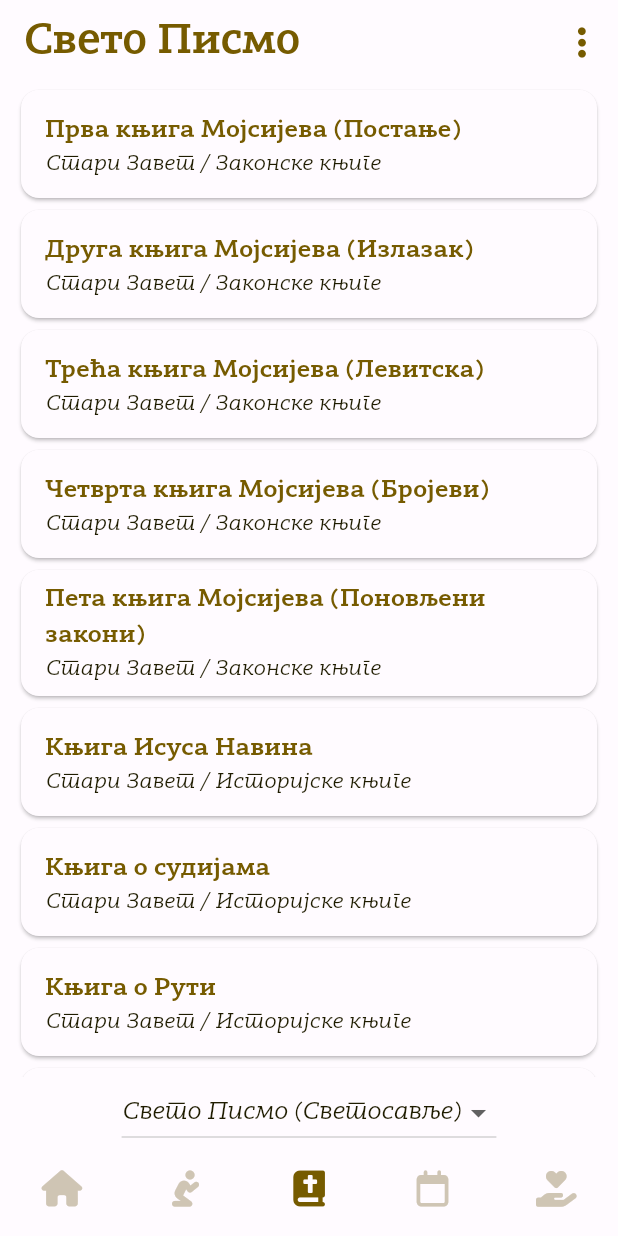
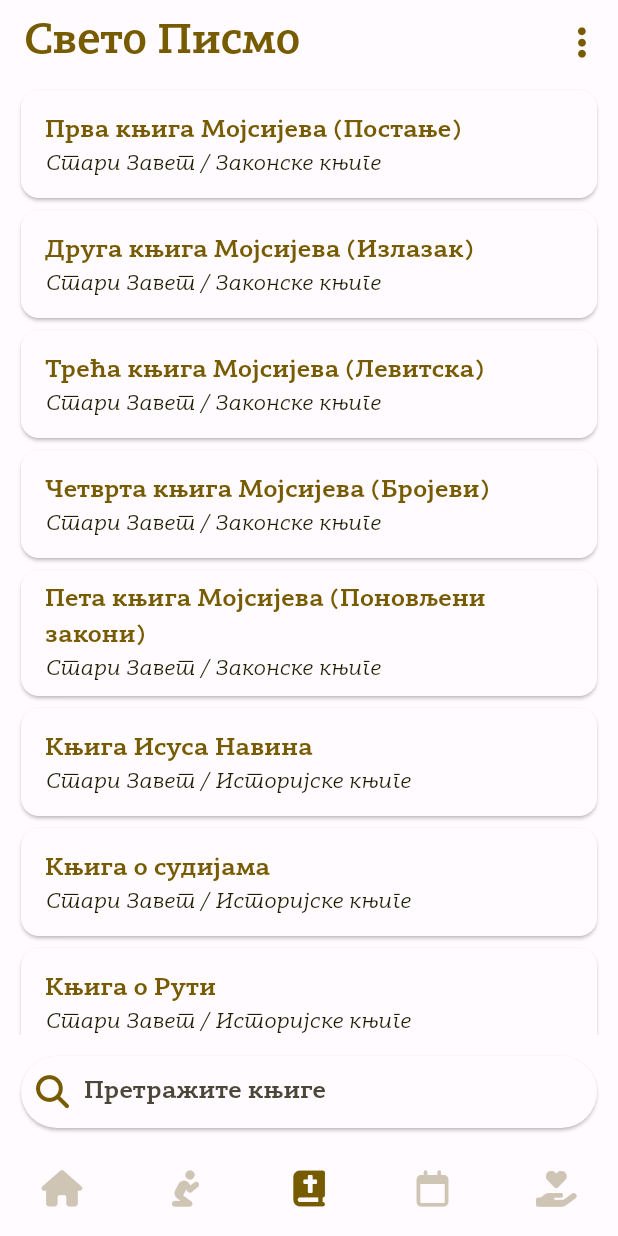
Before and after one commit to AleksaZCodes/VeronaukaNaDlanu, a Flutter app: the screen it shows after launch, item 3 of the bottom bar chosen, on a phone screen of 412 x 824 dp. Run offline on Flutter 3.47's test engine with Material 2 defaults, Android fonts, the phone set to English and light mode, and no system bars; our stand-ins replace font_awesome_flutter, google_mobile_ads, hive, hive_flutter, share_plus, table_calendar; accounts and stored records are empty; network calls fail.

Commit message:
Pretraga knjiga Biblije

```diff
--- a/lib/biblija/biblija.dart
+++ b/lib/biblija/biblija.dart
@@ -7,6 +7,7 @@ import 'package:hive/hive.dart';
 
 import 'package:veronauka/biblija/knjiga.dart';
 import 'package:veronauka/biblija/verzija.dart';
+import 'package:veronauka/latinica_cirilica.dart';
 
 class Biblija extends StatefulWidget {
   const Biblija({super.key});
@@ -16,9 +17,11 @@ class Biblija extends StatefulWidget {
 }
 
 class _BiblijaState extends State<Biblija> {
+  TextEditingController _kontrolerPretrage = TextEditingController();
   List<Verzija> _verzije = [];
   late Verzija _izabranaVerzija;
   List<Knjiga> _knjige = [];
+  List<Knjiga> _filtriraneKnjige = [];
   Map<dynamic, dynamic> _zakacenoPoglavlje = {};
 
   @override
@@ -32,6 +35,7 @@ class _BiblijaState extends State<Biblija> {
     await _ucitajIzabranuVerziju();
     await _ucitajKnjige();
     await _ucitajStanjeZakacenogPoglavlja();
+    _filtriraneKnjige = _knjige;
   }
 
   Future<void> _ucitajVerzije() async {
@@ -119,6 +123,18 @@ class _BiblijaState extends State<Biblija> {
     await _sacuvajIzabranuVerziju();
     await _ucitajKnjige();
   }
+  void _filtrirajKnjige(String unos) {
+    setState(() {
+      _filtriraneKnjige = _knjige.where((knjiga) {
+        String naslov = latinicaCirilica(knjiga.naslov.toLowerCase());
+        String kategorija = latinicaCirilica(knjiga.kategorija.toLowerCase());
+        String potkategorija = latinicaCirilica(knjiga.potkategorija.toLowerCase());
+        String unosCirilica = latinicaCirilica(unos.toLowerCase());
+
+        return naslov.contains(unosCirilica) || kategorija.contains(unosCirilica) || potkategorija.contains(unosCirilica);
+      }).toList();
+    });
+  }
 
   Widget build(BuildContext context) {
     ColorScheme colors = Theme.of(context).colorScheme;
@@ -142,11 +158,11 @@ class _BiblijaState extends State<Biblija> {
           // Lista knjiga
           Expanded(
             child: ListView.builder(
-                itemCount: _knjige.length,
+                itemCount: _filtriraneKnjige.length,
                 padding: EdgeInsets.symmetric(horizontal: 10),
                 physics: AlwaysScrollableScrollPhysics(),
                 itemBuilder: (context, index) {
-                  Knjiga knjiga = _knjige[index];
+                  Knjiga knjiga = _filtriraneKnjige[index];
 
                   return KarticaKnjige(
                     knjiga: knjiga,
@@ -158,24 +174,70 @@ class _BiblijaState extends State<Biblija> {
                 }),
           ),
 
-          // Odabir verzije
-          DropdownButton(
-            value: _izabranaVerzija,
-            onChanged: (novaVerzija) {
-              setState(() {
-                if (novaVerzija != null) {
-                  _izabranaVerzija = novaVerzija;
-                  _promeniVerziju();
-                }
-              });
-            },
-            items: _verzije.map((verzija) {
-              return DropdownMenuItem(
-                value: verzija,
-                child: Text(verzija.naslov),
-              );
-            }).toList(),
+          // Pretraga knjiga
+          Padding(
+            padding: EdgeInsets.all(10),
+            child: Card(
+              shape: RoundedRectangleBorder(
+                borderRadius: BorderRadius.circular(100),
+              ),
+              child: Padding(
+                padding: EdgeInsets.symmetric(horizontal: 10),
+                child: Row(
+                    crossAxisAlignment: CrossAxisAlignment.center,
+                    children: [
+                      FaIcon(
+                        FontAwesomeIcons.magnifyingGlass,
+                        color: colors.primary,
+                        size: textTheme.titleLarge?.fontSize,
+                      ),
+                      SizedBox(
+                        width: 10,
+                      ),
+                      Flexible(
+                        child: Container(
+                          child: TextField(
+                            maxLines: 1,
+                            style: textTheme.titleMedium!.merge(TextStyle(
+                              fontWeight: FontWeight.bold,
+                              color: colors.primary,
+                            )),
+                            decoration: InputDecoration(
+                              contentPadding:
+                              EdgeInsets.symmetric(vertical: 0),
+                              border: InputBorder.none,
+                              hintText: "Претражите књиге",
+                            ),
+                            controller: _kontrolerPretrage,
+                            onChanged: (String unos) {
+                              _filtrirajKnjige(unos);
+                            },
+                          ),
+                        ),
+                      ),
+                    ]),
+              ),
+            ),
           ),
+
+          // // Odabir verzije
+          // DropdownButton(
+          //   value: _izabranaVerzija,
+          //   onChanged: (novaVerzija) {
+          //     setState(() {
+          //       if (novaVerzija != null) {
+          //         _izabranaVerzija = novaVerzija;
+          //         _promeniVerziju();
+          //       }
+          //     });
+          //   },
+          //   items: _verzije.map((verzija) {
+          //     return DropdownMenuItem(
+          //       value: verzija,
+          //       child: Text(verzija.naslov),
+          //     );
+          //   }).toList(),
+          // ),
         ],
       );
     } else {
```
